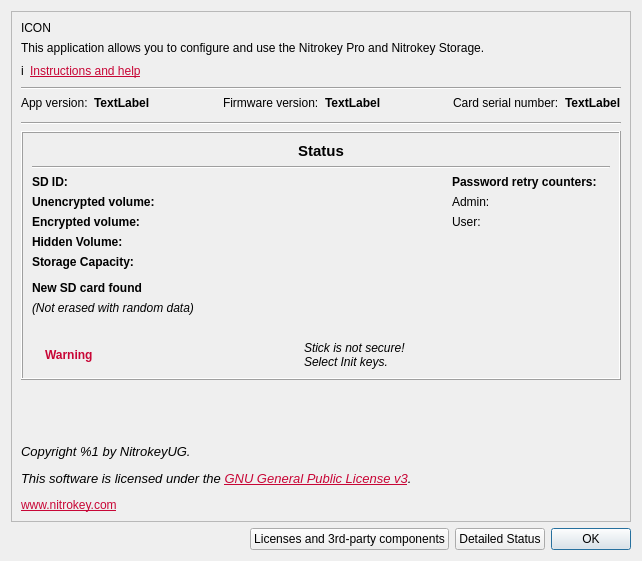
First picture: the form in src/ui/aboutdialog.ui, repository Nitrokey/nitrokey-app, before the edit.
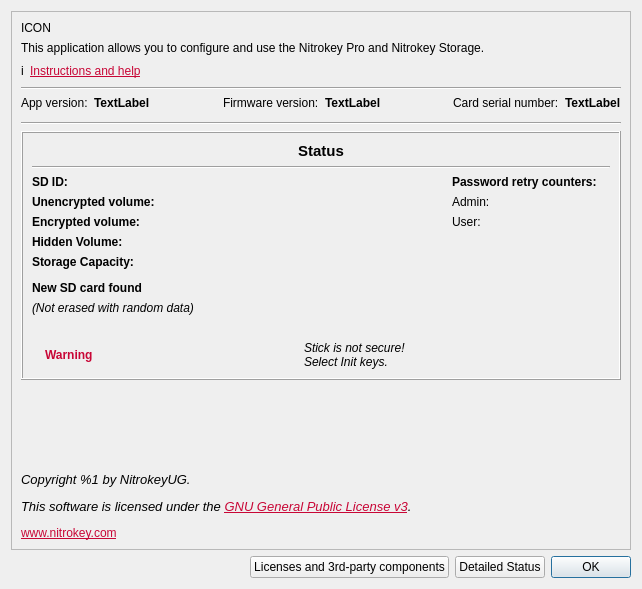
Second picture: the form after the edit. Icons and pictures are not drawn.

Commit message: Use manual UI memory handling

```diff
--- a/src/ui/aboutdialog.ui
+++ b/src/ui/aboutdialog.ui
@@ -7,7 +7,7 @@
     <x>0</x>
     <y>0</y>
     <width>642</width>
-    <height>561</height>
+    <height>589</height>
    </rect>
   </property>
   <property name="sizePolicy">
```
The commit also changes 2 other files.
